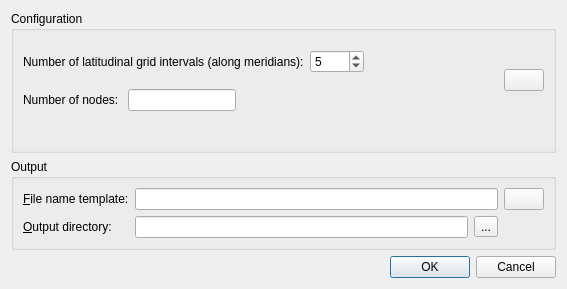
GPlates/GPlates, file src/qt-widgets/GenerateVelocityDomainLatLonDialogUi.ui: the form before one commit.
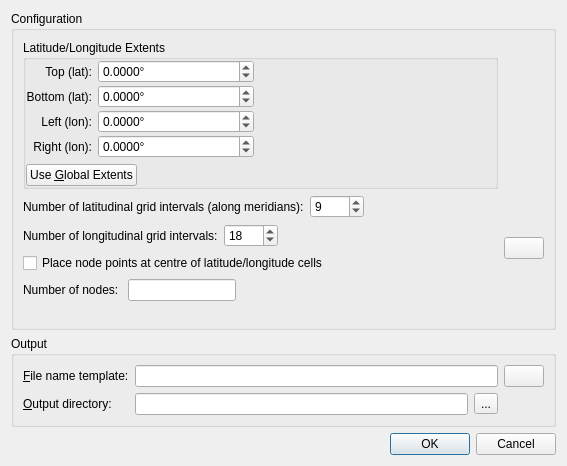
The form after the commit. Icons and pictures are not drawn.

Commit message: (trunk) Allow user to specific lat/lon region when generating mesh nodes in lat/lon space.

The edit to the form file:
```diff
--- a/src/qt-widgets/GenerateVelocityDomainLatLonDialogUi.ui
+++ b/src/qt-widgets/GenerateVelocityDomainLatLonDialogUi.ui
@@ -13,7 +13,7 @@
     <x>0</x>
     <y>0</y>
     <width>567</width>
-    <height>289</height>
+    <height>466</height>
    </rect>
   </property>
   <property name="windowTitle">
@@ -31,6 +31,248 @@
      </property>
      <layout class="QGridLayout" name="gridLayout">
       <item row="0" column="0">
+       <widget class="QGroupBox" name="extents_groupBox">
+        <property name="title">
+         <string>Latitude/Longitude Extents</string>
+        </property>
+        <layout class="QVBoxLayout" name="verticalLayout_5">
+         <property name="margin">
+          <number>0</number>
+         </property>
+         <item>
+          <layout class="QGridLayout" name="gridLayout_3">
+           <property name="verticalSpacing">
+            <number>2</number>
+           </property>
+           <item row="0" column="0">
+            <widget class="QLabel" name="top_label">
+             <property name="sizePolicy">
+              <sizepolicy hsizetype="Minimum" vsizetype="Preferred">
+               <horstretch>0</horstretch>
+               <verstretch>0</verstretch>
+              </sizepolicy>
+             </property>
+             <property name="text">
+              <string>Top (lat):</string>
+             </property>
+             <property name="alignment">
+              <set>Qt::AlignRight|Qt::AlignTrailing|Qt::AlignVCenter</set>
+             </property>
+            </widget>
+           </item>
+           <item row="0" column="1">
+            <widget class="QDoubleSpinBox" name="top_extents_spinbox">
+             <property name="sizePolicy">
+              <sizepolicy hsizetype="MinimumExpanding" vsizetype="Fixed">
+               <horstretch>2</horstretch>
+               <verstretch>0</verstretch>
+              </sizepolicy>
+             </property>
+             <property name="suffix">
+              <string>°</string>
+             </property>
+             <property name="decimals">
+              <number>4</number>
+             </property>
+             <property name="minimum">
+              <double>-90.000000000000000</double>
+             </property>
+             <property name="maximum">
+              <double>90.000000000000000</double>
+             </property>
+            </widget>
+           </item>
+           <item row="0" column="2">
+            <widget class="QWidget" name="filler_widget_1" native="true">
+             <property name="sizePolicy">
+              <sizepolicy hsizetype="Expanding" vsizetype="Preferred">
+               <horstretch>3</horstretch>
+               <verstretch>0</verstretch>
+              </sizepolicy>
+             </property>
+            </widget>
+           </item>
+           <item row="1" column="0">
+            <widget class="QLabel" name="bottom_label">
+             <property name="sizePolicy">
+              <sizepolicy hsizetype="Minimum" vsizetype="Preferred">
+               <horstretch>0</horstretch>
+               <verstretch>0</verstretch>
+              </sizepolicy>
+             </property>
+             <property name="text">
+              <string>Bottom (lat):</string>
+             </property>
+             <property name="alignment">
+              <set>Qt::AlignRight|Qt::AlignTrailing|Qt::AlignVCenter</set>
+             </property>
+            </widget>
+           </item>
+           <item row="1" column="1">
+            <widget class="QDoubleSpinBox" name="bottom_extents_spinbox">
+             <property name="sizePolicy">
+              <sizepolicy hsizetype="MinimumExpanding" vsizetype="Fixed">
+               <horstretch>2</horstretch>
+               <verstretch>0</verstretch>
+              </sizepolicy>
+             </property>
+             <property name="suffix">
+              <string>°</string>
+             </property>
+             <property name="decimals">
+              <number>4</number>
+             </property>
+             <property name="minimum">
+              <double>-90.000000000000000</double>
+             </property>
+             <property name="maximum">
+              <double>90.000000000000000</double>
+             </property>
+            </widget>
+           </item>
+           <item row="1" column="2">
+            <widget class="QWidget" name="filler_widget_2" native="true">
+             <property name="sizePolicy">
+              <sizepolicy hsizetype="Expanding" vsizetype="Preferred">
+               <horstretch>3</horstretch>
+               <verstretch>0</verstretch>
+              </sizepolicy>
+             </property>
+            </widget>
+           </item>
+           <item row="2" column="0">
+            <widget class="QLabel" name="left_label">
+             <property name="sizePolicy">
+              <sizepolicy hsizetype="Minimum" vsizetype="Preferred">
+               <horstretch>0</horstretch>
+               <verstretch>0</verstretch>
+              </sizepolicy>
+             </property>
+             <property name="text">
+              <string>Left (lon):</string>
+             </property>
+             <property name="alignment">
+              <set>Qt::AlignRight|Qt::AlignTrailing|Qt::AlignVCenter</set>
+             </property>
+            </widget>
+           </item>
+           <item row="2" column="1">
+            <widget class="QDoubleSpinBox" name="left_extents_spinbox">
+             <property name="sizePolicy">
+              <sizepolicy hsizetype="MinimumExpanding" vsizetype="Fixed">
+               <horstretch>2</horstretch>
+               <verstretch>0</verstretch>
+              </sizepolicy>
+             </property>
+             <property name="suffix">
+              <string>°</string>
+             </property>
+             <property name="decimals">
+              <number>4</number>
+             </property>
+             <property name="minimum">
+              <double>-360.000000000000000</double>
+             </property>
+             <property name="maximum">
+              <double>360.000000000000000</double>
+             </property>
+            </widget>
+           </item>
+           <item row="2" column="2">
+            <widget class="QWidget" name="filler_widget_3" native="true">
+             <property name="sizePolicy">
+              <sizepolicy hsizetype="Expanding" vsizetype="Preferred">
+               <horstretch>3</horstretch>
+               <verstretch>0</verstretch>
+              </sizepolicy>
+             </property>
+            </widget>
+           </item>
+           <item row="3" column="0">
+            <widget class="QLabel" name="right_label">
+             <property name="sizePolicy">
+              <sizepolicy hsizetype="Minimum" vsizetype="Preferred">
+               <horstretch>0</horstretch>
+               <verstretch>0</verstretch>
+              </sizepolicy>
+             </property>
+             <property name="text">
+              <string>Right (lon):</string>
+             </property>
+             <property name="alignment">
+              <set>Qt::AlignRight|Qt::AlignTrailing|Qt::AlignVCenter</set>
+             </property>
+            </widget>
+           </item>
+           <item row="3" column="1">
+            <widget class="QDoubleSpinBox" name="right_extents_spinbox">
+             <property name="sizePolicy">
+              <sizepolicy hsizetype="MinimumExpanding" vsizetype="Fixed">
+               <horstretch>2</horstretch>
+               <verstretch>0</verstretch>
+              </sizepolicy>
+             </property>
+             <property name="suffix">
+              <string>°</string>
+             </property>
+             <property name="decimals">
+              <number>4</number>
+             </property>
+             <property name="minimum">
+              <double>-360.000000000000000</double>
+             </property>
+             <property name="maximum">
+              <double>360.000000000000000</double>
+             </property>
+            </widget>
+           </item>
+           <item row="3" column="2">
+            <widget class="QWidget" name="filler_widget_4" native="true">
+             <property name="sizePolicy">
+              <sizepolicy hsizetype="Expanding" vsizetype="Preferred">
+               <horstretch>3</horstretch>
+               <verstretch>0</verstretch>
+              </sizepolicy>
+             </property>
+            </widget>
+           </item>
+          </layout>
+         </item>
+         <item>
+          <layout class="QHBoxLayout" name="horizontalLayout_3">
+           <item>
+            <widget class="QPushButton" name="use_global_extents_button">
+             <property name="text">
+              <string>Use &amp;Global Extents</string>
+             </property>
+             <property name="icon">
+              <iconset resource="../qt-resources/qt_widgets.qrc">
+               <normaloff>:/tango_undo_16.png</normaloff>:/tango_undo_16.png</iconset>
+             </property>
+             <property name="autoDefault">
+              <bool>false</bool>
+             </property>
+            </widget>
+           </item>
+           <item>
+            <spacer name="horizontalSpacer_5">
+             <property name="orientation">
+              <enum>Qt::Horizontal</enum>
+             </property>
+             <property name="sizeHint" stdset="0">
+              <size>
+               <width>40</width>
+               <height>20</height>
+              </size>
+             </property>
+            </spacer>
+           </item>
+          </layout>
+         </item>
+        </layout>
+       </widget>
+      </item>
+      <item row="1" column="0">
        <layout class="QVBoxLayout" name="verticalLayout_2">
         <item>
          <layout class="QHBoxLayout" name="lattitude_grid_intervals_layout">
@@ -59,7 +301,7 @@
              <number>1</number>
             </property>
             <property name="value">
-             <number>5</number>
+             <number>9</number>
             </property>
            </widget>
           </item>
@@ -78,6 +320,70 @@
           </item>
          </layout>
         </item>
+        <item>
+         <layout class="QHBoxLayout" name="horizontalLayout_4">
+          <item>
+           <widget class="QLabel" name="longitude_grid_intervals_label">
+            <property name="text">
+             <string>Number of longitudinal grid intervals:</string>
+            </property>
+           </widget>
+          </item>
+          <item>
+           <widget class="QSpinBox" name="longitude_grid_intervals_spinbox">
+            <property name="minimum">
+             <number>4</number>
+            </property>
+            <property name="maximum">
+             <number>4096</number>
+            </property>
+            <property name="singleStep">
+             <number>2</number>
+            </property>
+            <property name="value">
+             <number>18</number>
+            </property>
+           </widget>
+          </item>
+          <item>
+           <spacer name="horizontalSpacer">
+            <property name="orientation">
+             <enum>Qt::Horizontal</enum>
+            </property>
+            <property name="sizeHint" stdset="0">
+             <size>
+              <width>40</width>
+              <height>20</height>
+             </size>
+            </property>
+           </spacer>
+          </item>
+         </layout>
+        </item>
+        <item>
+         <layout class="QHBoxLayout" name="horizontalLayout_5">
+          <item>
+           <widget class="QCheckBox" name="cell_centred_checkbox">
+            <property name="text">
+             <string>Place node points at centre of latitude/longitude cells</string>
+            </property>
+           </widget>
+          </item>
+          <item>
+           <spacer name="horizontalSpacer_2">
+            <property name="orientation">
+             <enum>Qt::Horizontal</enum>
+            </property>
+            <property name="sizeHint" stdset="0">
+             <size>
+              <width>40</width>
+              <height>20</height>
+             </size>
+            </property>
+           </spacer>
+          </item>
+         </layout>
+        </item>
         <item>
          <layout class="QHBoxLayout" name="num_nodes_layout">
           <item>
@@ -117,7 +423,7 @@
         </item>
        </layout>
       </item>
-      <item row="0" column="1">
+      <item row="1" column="1">
        <layout class="QVBoxLayout" name="verticalLayout_3">
         <item>
          <spacer name="verticalSpacer_3">
@@ -161,7 +467,7 @@
         </item>
        </layout>
       </item>
-      <item row="1" column="0">
+      <item row="2" column="0">
        <spacer name="verticalSpacer_4">
         <property name="orientation">
          <enum>Qt::Vertical</enum>
@@ -174,7 +480,7 @@
         </property>
        </spacer>
       </item>
-      <item row="1" column="1">
+      <item row="2" column="1">
        <spacer name="verticalSpacer_5">
         <property name="orientation">
          <enum>Qt::Vertical</enum>
```
The commit also changes 2 other files.
